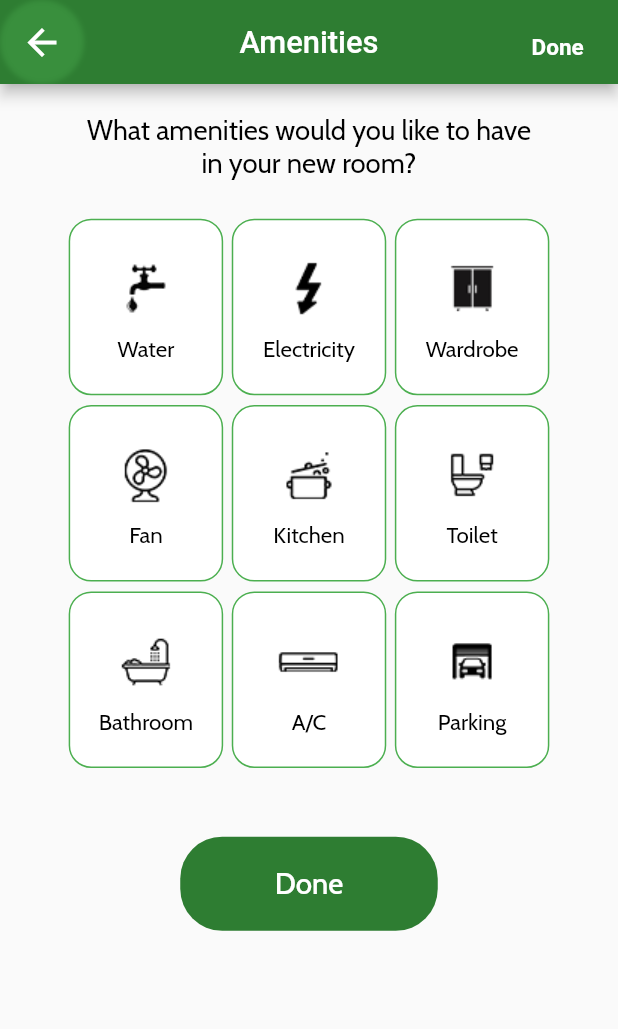
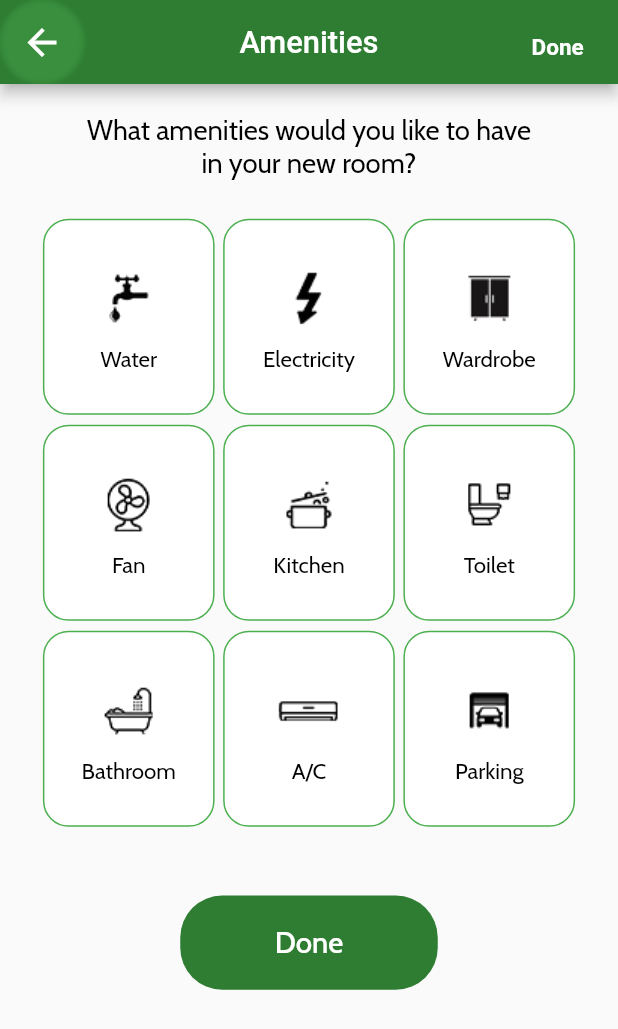
Before and after one commit to zuri-training/bunkie_mobile_pjt_47, a Flutter app: the InterestsAndLifeStyleView screen opened by its route, after a tap on "Submit", on a phone screen of 412 x 824 dp. Shown: the top 1029 px of the screen. Run offline on Flutter 3.47's test engine with Material 2 defaults, Android fonts, the phone set to English and light mode, and no system bars; our stand-ins replace carousel_slider, cloud_firestore, dropdown_search, firebase_auth, firebase_core, firebase_database and 6 more; accounts and stored records are empty; network calls fail; project files that could hold a hidden picture were left out.

Commit message:
Fixed overflow error in AmenitiesView

```diff
--- a/lib/views/interests_and_lifestyle_view.dart
+++ b/lib/views/interests_and_lifestyle_view.dart
@@ -25,7 +25,7 @@ class _InterestsAndLifeStyleViewState extends State<InterestsAndLifeStyleView> {
             backgroundColor: Colors.white,
             appBar: AppBar(
               title: Text(
-                'Interests and LifeStyle',
+                'Interests and Lifestyle',
                 style: TextStyle(
                   color: Colors.white,
                   fontSize: 18.sp,
@@ -76,7 +76,7 @@ class _InterestsAndLifeStyleViewState extends State<InterestsAndLifeStyleView> {
               child: Column(children: [
                 CustomSpacer(flex: 3),
                 Text(
-                    'Select your most preferred Interests',
+                    'Select your most preferred interests',
                     textAlign: TextAlign.center,
                     style: GoogleFonts.cabin(
                         color: Colors.black, fontSize: 16.sp)),
--- a/lib/views/roommate_profile_view.dart
+++ b/lib/views/roommate_profile_view.dart
@@ -128,10 +128,10 @@ class _RoommateProfileViewState extends State<RoommateProfileView> {
                         child: Column(
                           children: [
                             Text(
-                              widget.user['bio'].length < 1 ?
+                              widget.user['bio'] != "" && widget.user['bio'].length < 1 ?
                               'I am not complicated. As a matter of fact, i believe in the simplicity of all things and this enables me take life one step at a time while doing my best to keep everything simple'
                               : widget.user['bio'],
-                              textAlign: TextAlign.justify,
+                              textAlign: TextAlign.center,
                               style: GoogleFonts.cabin(
                                 fontSize: 13.sp,
                                 color: Colors.white,
@@ -144,7 +144,7 @@ class _RoommateProfileViewState extends State<RoommateProfileView> {
 
 
                       ),
-                      CustomSpacer(flex: 19),
+                      CustomSpacer(flex: 15),
                       Padding(
                         padding: EdgeInsets.symmetric(horizontal: 20.h),
                         child: Row(
--- a/lib/views/shared/amenities_grid.dart
+++ b/lib/views/shared/amenities_grid.dart
@@ -28,12 +28,12 @@ class _AmenitiesGridState extends State<AmenitiesGrid> {
           setState(() => _active = !_active);
         },
         child: Container(
-            width: 90.w,
-            height: 90.h,
-            padding: EdgeInsets.all(16),
+            width: 100.w,
+            height: 100.h,
+            padding: EdgeInsets.all(5.h),
             decoration: BoxDecoration(
               border: Border.all(color: Colors.green),
-              borderRadius: BorderRadius.circular(15),
+              borderRadius: BorderRadius.circular(15.r),
               color: _active ? Colors.green[800] : Colors.white,
             ),
             child: Column(
```
Also changed, not shown: lib/views/chat_detail.dart (+8 -7 lines), lib/views/edit_profile_view.dart (+14 -13 lines).
